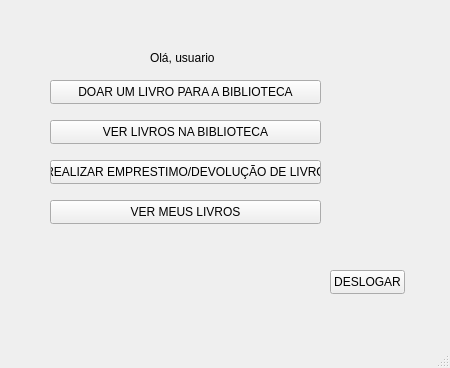
First picture: the form in GUI_BIBLIOTECA/mainwindow.ui, repository gabriotz/Project-edoo, before the edit.
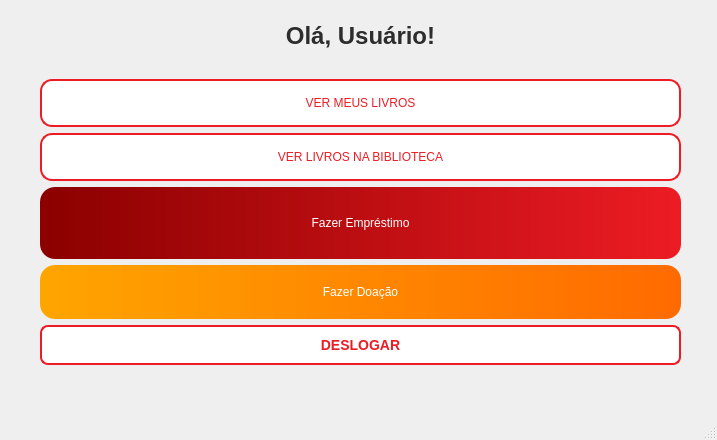
Second picture: the form after the edit.

Patch:
```diff
--- a/GUI_BIBLIOTECA/mainwindow.ui
+++ b/GUI_BIBLIOTECA/mainwindow.ui
@@ -6,91 +6,144 @@
    <rect>
     <x>0</x>
     <y>0</y>
-    <width>450</width>
-    <height>368</height>
+    <width>717</width>
+    <height>440</height>
    </rect>
   </property>
+  <property name="sizePolicy">
+   <sizepolicy hsizetype="Preferred" vsizetype="Preferred">
+    <horstretch>0</horstretch>
+    <verstretch>0</verstretch>
+   </sizepolicy>
+  </property>
   <property name="windowTitle">
    <string>MainWindow</string>
   </property>
   <widget class="QWidget" name="centralwidget">
-   <widget class="QLabel" name="welcomeLabel">
+   <property name="sizePolicy">
+    <sizepolicy hsizetype="Preferred" vsizetype="Preferred">
+     <horstretch>0</horstretch>
+     <verstretch>0</verstretch>
+    </sizepolicy>
+   </property>
+   <widget class="QWidget" name="layoutWidget">
     <property name="geometry">
      <rect>
-      <x>150</x>
-      <y>50</y>
-      <width>71</width>
-      <height>16</height>
+      <x>40</x>
+      <y>0</y>
+      <width>641</width>
+      <height>365</height>
      </rect>
     </property>
-    <property name="text">
-     <string>Olá, usuario</string>
-    </property>
-   </widget>
-   <widget class="QPushButton" name="addBookButton">
-    <property name="geometry">
-     <rect>
-      <x>50</x>
-      <y>80</y>
-      <width>271</width>
-      <height>24</height>
-     </rect>
-    </property>
-    <property name="text">
-     <string>DOAR UM LIVRO PARA A BIBLIOTECA</string>
-    </property>
-   </widget>
-   <widget class="QPushButton" name="loanBookButton">
-    <property name="geometry">
-     <rect>
-      <x>50</x>
-      <y>160</y>
-      <width>271</width>
-      <height>24</height>
-     </rect>
-    </property>
-    <property name="text">
-     <string>REALIZAR EMPRESTIMO/DEVOLUÇÃO DE LIVRO</string>
-    </property>
-   </widget>
-   <widget class="QPushButton" name="seeBookButton">
-    <property name="geometry">
-     <rect>
-      <x>50</x>
-      <y>200</y>
-      <width>271</width>
-      <height>24</height>
-     </rect>
-    </property>
-    <property name="text">
-     <string>VER MEUS LIVROS</string>
-    </property>
-   </widget>
-   <widget class="QPushButton" name="seeAllBooksButton">
-    <property name="geometry">
-     <rect>
-      <x>50</x>
-      <y>120</y>
-      <width>271</width>
-      <height>24</height>
-     </rect>
-    </property>
-    <property name="text">
-     <string>VER LIVROS NA BIBLIOTECA</string>
-    </property>
-   </widget>
-   <widget class="QPushButton" name="logoutButton">
-    <property name="geometry">
-     <rect>
-      <x>330</x>
-      <y>270</y>
-      <width>75</width>
-      <height>24</height>
-     </rect>
-    </property>
-    <property name="text">
-     <string>DESLOGAR</string>
-    </property>
+    <layout class="QVBoxLayout" name="verticalLayout">
+     <item>
+      <widget class="QLabel" name="welcomeLabel">
+       <property name="text">
+        <string>&lt;html&gt;&lt;head/&gt;&lt;body&gt;&lt;p align=&quot;center&quot;&gt;&lt;span style=&quot; font-size:18pt; font-weight:700; color:#2d2d2d;&quot;&gt;Olá, Usuário!&lt;/span&gt;&lt;/p&gt;&lt;/body&gt;&lt;/html&gt;</string>
+       </property>
+      </widget>
+     </item>
+     <item>
+      <widget class="QPushButton" name="seeBookButton">
+       <property name="styleSheet">
+        <string notr="true">background-color: white;
+color: #ED1C24;
+border: 2px solid #ED1C24;
+padding: 15px 30px;
+border-radius: 12px;
+text-align: center;
+
+font: 700 14pt &quot;Segoe UI&quot;;</string>
+       </property>
+       <property name="text">
+        <string>VER MEUS LIVROS</string>
+       </property>
+      </widget>
+     </item>
+     <item>
+      <widget class="QPushButton" name="seeAllBooksButton">
+       <property name="styleSheet">
+        <string notr="true">background-color: white;
+color: #ED1C24;
+border: 2px solid #ED1C24;
+padding: 15px 30px;
+border-radius: 12px;
+text-align: center;
+
+font: 700 14pt &quot;Segoe UI&quot;;</string>
+       </property>
+       <property name="text">
+        <string>VER LIVROS NA BIBLIOTECA</string>
+       </property>
+      </widget>
+     </item>
+     <item>
+      <widget class="QPushButton" name="loanBookButton">
+       <property name="sizePolicy">
+        <sizepolicy hsizetype="Minimum" vsizetype="Preferred">
+         <horstretch>0</horstretch>
+         <verstretch>0</verstretch>
+        </sizepolicy>
+       </property>
+       <property name="styleSheet">
+        <string notr="true">background: qlineargradient(x1:0, y1:0, x2:1, y2:0, stop:0 #8B0000, stop:1 #ED1C24);
+color: white;
+border: none;
+padding: 20px 40px; /* Botões maiores e mais proeminentes */
+border-radius: 15px;
+text-align: center;
+
+font: 700 16pt &quot;Segoe UI&quot;;</string>
+       </property>
+       <property name="text">
+        <string>Fazer Empréstimo</string>
+       </property>
+      </widget>
+     </item>
+     <item>
+      <widget class="QPushButton" name="addBookButton">
+       <property name="mouseTracking">
+        <bool>false</bool>
+       </property>
+       <property name="toolTip">
+        <string>&lt;html&gt;&lt;head/&gt;&lt;body&gt;&lt;p&gt;&lt;br/&gt;AA&lt;/p&gt;&lt;/body&gt;&lt;/html&gt;</string>
+       </property>
+       <property name="styleSheet">
+        <string notr="true">background: qlineargradient(x1:0, y1:0, x2:1, y2:0, stop:0 #FFA500, stop:1 #FF6A00); /* Laranja */
+color: white;
+border: none;
+padding: 20px 40px;
+border-radius: 15px;
+text-align: center;
+font: 700 16pt &quot;Segoe UI&quot;;</string>
+       </property>
+       <property name="text">
+        <string>Fazer Doação</string>
+       </property>
+      </widget>
+     </item>
+     <item>
+      <widget class="QPushButton" name="logoutButton">
+       <property name="styleSheet">
+        <string notr="true">QPushButton {
+    background-color: white;
+    color: #ED1C24;
+    border: 2px solid #ED1C24;
+    padding: 10px;
+    font-size: 14px;
+    font-weight: bold;
+    border-radius: 8px;
+}
+QPushButton#deslogarButton:hover {
+    background-color: #FFE5E5;
+}</string>
+       </property>
+       <property name="text">
+        <string>DESLOGAR</string>
+       </property>
+      </widget>
+     </item>
+    </layout>
    </widget>
   </widget>
   <widget class="QMenuBar" name="menubar">
```
Left out of the diff: 4 changed lines with no effect on the pictures.
